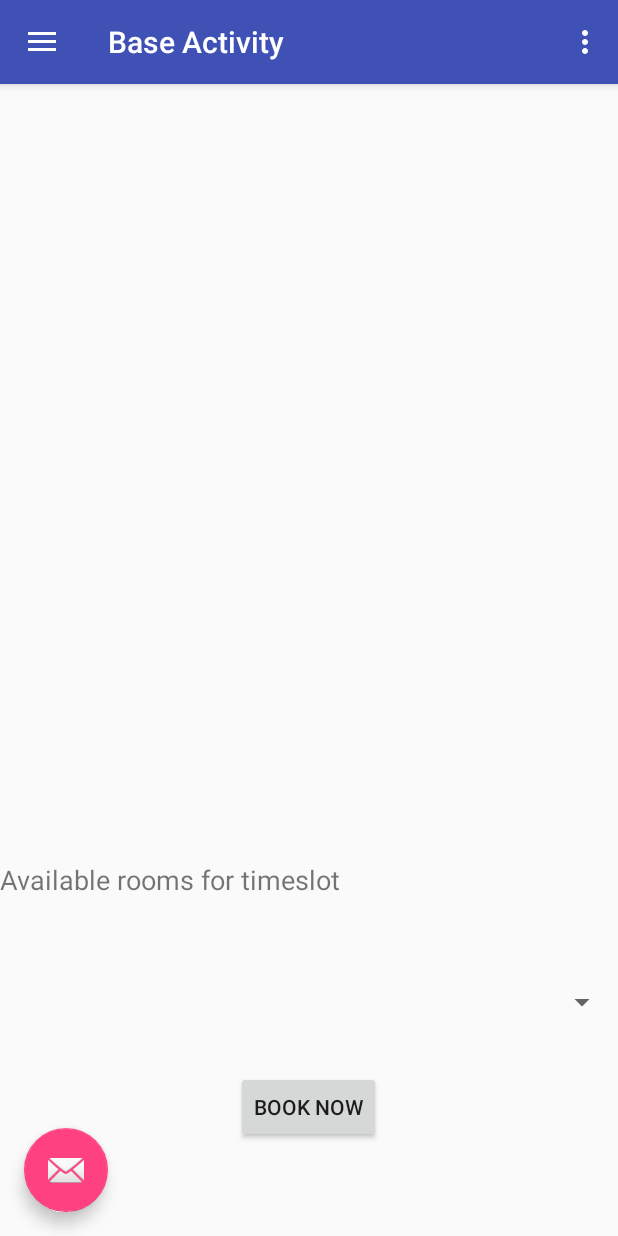
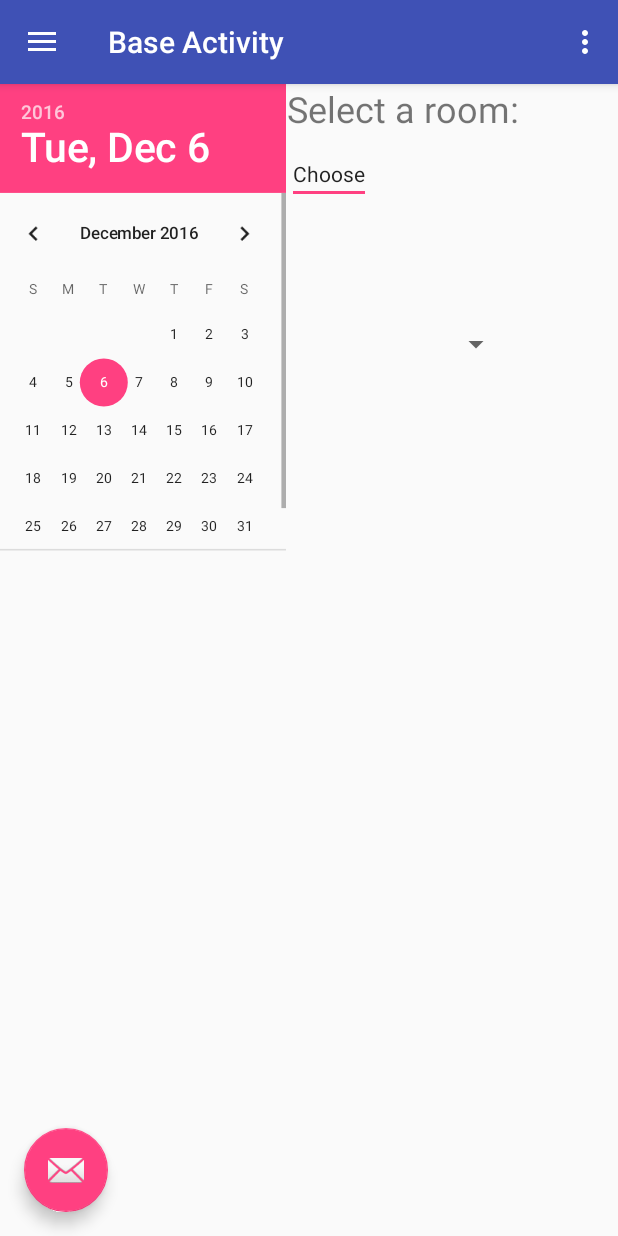
Before and after one commit to privatejw/SUTDBookingRooms, an Android app: the screen it shows after launch (BaseActivity), in the side drawer, after a tap on "Booking", on a phone screen of 412 x 824 dp. Run offline under Robolectric (Android 15) with nearby library versions, the light colour scheme and no system bars; our stand-ins replace Firebase (no records; nobody signed in at launch, a user with empty details on screens opened directly).

Commit message:
datepicker wip

```diff
--- a/app/build.gradle
+++ b/app/build.gradle
@@ -43,4 +43,5 @@ dependencies {
 }
 
 
+
 apply plugin: 'com.google.gms.google-services'
--- a/app/src/main/java/lol/wepekchek/istd/sutdbookingrooms/BaseActivity.java
+++ b/app/src/main/java/lol/wepekchek/istd/sutdbookingrooms/BaseActivity.java
@@ -24,6 +24,7 @@ import java.util.ArrayList;
 import lol.wepekchek.istd.sutdbookingrooms.Authentication.AuthenticationFragment;
 import lol.wepekchek.istd.sutdbookingrooms.Booking.BookingFragment;
 import lol.wepekchek.istd.sutdbookingrooms.Map.MapFragment;
+import lol.wepekchek.istd.sutdbookingrooms.RoomSearch.CalendarFragment;
 import lol.wepekchek.istd.sutdbookingrooms.RoomSearch.RoomSearchFragment;
 
 public class BaseActivity extends AppCompatActivity
@@ -105,7 +106,7 @@ public class BaseActivity extends AppCompatActivity
         if (id == R.id.f_map) {
             fragment = new MapFragment();
         } else if (id == R.id.f_booking) {
-            fragment = new BookingFragment();
+            fragment = new CalendarFragment();
         } else if (id == R.id.f_roomSearch) {
             fragment = new RoomSearchFragment();
         } else if (id == R.id.f_authentication) {
--- a/app/src/main/java/lol/wepekchek/istd/sutdbookingrooms/Booking/BookingFragment.java
+++ b/app/src/main/java/lol/wepekchek/istd/sutdbookingrooms/Booking/BookingFragment.java
@@ -3,6 +3,7 @@ package lol.wepekchek.istd.sutdbookingrooms.Booking;
 import android.content.Context;
 import android.net.Uri;
 import android.os.Bundle;
+import android.support.design.widget.Snackbar;
 import android.support.v4.app.Fragment;
 import android.view.LayoutInflater;
 import android.view.View;
@@ -162,12 +163,17 @@ public class BookingFragment extends Fragment {
     }
 
     public void book (View view){
+        if (spinner.getSelectedItem()==null){
+            Toast.makeText(getActivity(), "No room selected", Toast.LENGTH_SHORT).show();
+            return;
+        }
         int userID=8881234;
         String timing=this.timing.replace(" ","").replace("HRS","");
         Toast.makeText(getActivity(), timing, Toast.LENGTH_SHORT).show();
         mDatabase.child("Rooms").child(spinner.getSelectedItem().toString()).child(timing).child("BookerID").setValue(userID);
         mDatabase.child("Users").child(String.valueOf(userID)).child("Bookings").child(spinner.getSelectedItem().toString()+timing)
                 .setValue(UUID.randomUUID().toString().replace("-","").substring(0,20));
+        Toast.makeText(getActivity(), "Booking Successful", Toast.LENGTH_SHORT).show();
     }
 
 }
--- a/app/src/main/java/lol/wepekchek/istd/sutdbookingrooms/Map/MapFragment.java
+++ b/app/src/main/java/lol/wepekchek/istd/sutdbookingrooms/Map/MapFragment.java
@@ -16,6 +16,7 @@ import android.widget.Toast;
 import lol.wepekchek.istd.sutdbookingrooms.Booking.BookingFragment;
 import lol.wepekchek.istd.sutdbookingrooms.MapDatabase;
 import lol.wepekchek.istd.sutdbookingrooms.R;
+import lol.wepekchek.istd.sutdbookingrooms.RoomSearch.CalendarFragment;
 
 import com.google.android.gms.maps.CameraUpdateFactory;
 import com.google.android.gms.maps.GoogleMap;
@@ -212,7 +213,7 @@ public class MapFragment extends Fragment implements
                     public void onClick(DialogInterface dialog, int id) {
                         Toast.makeText(getContext(), loc, Toast.LENGTH_SHORT).show();
                         FragmentTransaction ft = getActivity().getSupportFragmentManager().beginTransaction();
-                        ft.replace(R.id.main_container, new BookingFragment());
+                        ft.replace(R.id.main_container, new CalendarFragment());
                         ft.commit();
                     }
                 })
--- /dev/null
+++ b/app/src/main/java/lol/wepekchek/istd/sutdbookingrooms/RoomSearch/CalendarFragment.java
@@ -0,0 +1,153 @@
+package lol.wepekchek.istd.sutdbookingrooms.RoomSearch;
+
+import android.content.Context;
+import android.net.Uri;
+import android.os.Bundle;
+import android.support.v4.app.Fragment;
+import android.view.LayoutInflater;
+import android.view.View;
+import android.view.ViewGroup;
+import android.widget.ArrayAdapter;
+import android.widget.AutoCompleteTextView;
+import android.widget.CalendarView;
+import android.widget.DatePicker;
+import android.widget.Spinner;
+import android.widget.Toast;
+
+import lol.wepekchek.istd.sutdbookingrooms.R;
+
+import com.google.android.gms.plus.PlusOneButton;
+import com.google.firebase.database.DatabaseError;
+
+import java.util.Date;
+
+import static lol.wepekchek.istd.sutdbookingrooms.R.id.spinner;
+
+/**
+ * A fragment with a Google +1 button.
+ * Activities that contain this fragment must implement the
+ * {@link CalendarFragment.OnFragmentInteractionListener} interface
+ * to handle interaction events.
+ * Use the {@link CalendarFragment#newInstance} factory method to
+ * create an instance of this fragment.
+ */
+public class CalendarFragment extends Fragment {
+    DatePicker.OnDateChangedListener listener;
+    // TODO: Rename parameter arguments, choose names that match
+    // the fragment initialization parameters, e.g. ARG_ITEM_NUMBER
+    private static final String ARG_PARAM1 = "param1";
+    private static final String ARG_PARAM2 = "param2";
+    private static final String[] rooms = new String[] {
+            "Think Tank 1", "Think Tank 2", "Think Tank 3"
+    };
+    private Spinner spinner;
+    // TODO: Rename and change types of parameters
+    private String mParam1;
+    private String mParam2;
+
+    private OnFragmentInteractionListener mListener;
+
+    public CalendarFragment() {
+        // Required empty public constructor
+    }
+
+    /**
+     * Use this factory method to create a new instance of
+     * this fragment using the provided parameters.
+     *
+     * @param param1 Parameter 1.
+     * @param param2 Parameter 2.
+     * @return A new instance of fragment CalendarFragment.
+     */
+    // TODO: Rename and change types and number of parameters
+    public static CalendarFragment newInstance(String param1, String param2) {
+        CalendarFragment fragment = new CalendarFragment();
+        Bundle args = new Bundle();
+        args.putString(ARG_PARAM1, param1);
+        args.putString(ARG_PARAM2, param2);
+        fragment.setArguments(args);
+        return fragment;
+    }
+
+    @Override
+    public void onCreate(Bundle savedInstanceState) {
+        super.onCreate(savedInstanceState);
+        if (getArguments() != null) {
+            mParam1 = getArguments().getString(ARG_PARAM1);
+            mParam2 = getArguments().getString(ARG_PARAM2);
+        }
+    }
+
+    @Override
+    public View onCreateView(LayoutInflater inflater, ViewGroup container,
+                             Bundle savedInstanceState) {
+        // Inflate the layout for this fragment
+        final View view = inflater.inflate(R.layout.fragment_calendar, container, false);
+        DatePicker dp =  (DatePicker)view.findViewById(R.id.datePicker2);
+        listener=new DatePicker.OnDateChangedListener() {
+            @Override
+            public void onDateChanged(DatePicker dp, int i, int i1, int i2) {
+                //Toast.makeText(getContext(), "triggered", Toast.LENGTH_SHORT).show();
+                System.out.println(i+" "+i1+" "+i2);
+                spinner = (Spinner) view.findViewById(R.id.spinner8);
+                ArrayAdapter<String> spinnerArrayAdapter = new ArrayAdapter<>(getActivity(),android.R.layout.simple_spinner_item, rooms);
+                spinnerArrayAdapter.setDropDownViewResource(android.R.layout.simple_spinner_dropdown_item); // The drop down view
+                spinner.setAdapter(spinnerArrayAdapter);
+            }
+        };
+        dp.init(dp.getYear(),dp.getMonth(),dp.getDayOfMonth(), listener);
+        ArrayAdapter<String> adapter = new ArrayAdapter<String>(getActivity(),
+                android.R.layout.simple_dropdown_item_1line, rooms);
+        AutoCompleteTextView textView = (AutoCompleteTextView)
+                view.findViewById(R.id.autoCompleteTextView);
+        textView.setAdapter(adapter);
+//        textView.setText("a");
+        return view;
+    }
+
+    @Override
+    public void onResume() {
+        super.onResume();
+
+    }
+
+    // TODO: Rename method, update argument and hook method into UI event
+    public void onButtonPressed(Uri uri) {
+        if (mListener != null) {
+            mListener.onFragmentInteraction(uri);
+        }
+    }
+
+//    @Override
+//    public void onAttach(Context context) {
+//        super.onAttach(context);
+//        if (context instanceof OnFragmentInteractionListener) {
+//            mListener = (OnFragmentInteractionListener) context;
+//        } else {
+//            throw new RuntimeException(context.toString()
+//                    + " must implement OnFragmentInteractionListener");
+//        }
+//    }
+
+    @Override
+    public void onDetach() {
+        super.onDetach();
+        mListener = null;
+    }
+
+    /**
+     * This interface must be implemented by activities that contain this
+     * fragment to allow an interaction in this fragment to be communicated
+     * to the activity and potentially other fragments contained in that
+     * activity.
+     * <p>
+     * See the Android Training lesson <a href=
+     * "http://developer.android.com/training/basics/fragments/communicating.html"
+     * >Communicating with Other Fragments</a> for more information.
+     */
+    public interface OnFragmentInteractionListener {
+        // TODO: Update argument type and name
+        void onFragmentInteraction(Uri uri);
+    }
+
+}
--- a/app/src/main/res/layout/fragment_booking.xml
+++ b/app/src/main/res/layout/fragment_booking.xml
@@ -14,7 +14,8 @@
         android:textSize="18sp"
         android:layout_marginBottom="36dp"
         android:layout_above="@+id/spinner6"
-        android:layout_alignParentStart="true" />
+        android:layout_alignParentStart="true"
+        android:textColor="?android:attr/textColorPrimary" />
 
     <Spinner
         android:layout_width="match_parent"
--- /dev/null
+++ b/app/src/main/res/layout/fragment_calendar.xml
@@ -0,0 +1,47 @@
+<RelativeLayout xmlns:android="http://schemas.android.com/apk/res/android"
+    xmlns:tools="http://schemas.android.com/tools"
+    android:layout_width="match_parent"
+    android:layout_height="match_parent"
+    tools:context="RoomSearch.CalendarFragment">
+
+
+    <DatePicker
+        android:layout_width="245dp"
+        android:layout_height="390dp"
+        android:id="@+id/datePicker2"
+        android:scaleX="0.8"
+        android:scaleY="0.8"
+        android:layout_marginLeft="-30dp"
+        android:layout_marginTop="-40dp" />
+
+    <AutoCompleteTextView
+        android:layout_width="wrap_content"
+        android:layout_height="wrap_content"
+        android:id="@+id/autoCompleteTextView"
+        android:layout_alignParentTop="true"
+        android:layout_alignParentStart="true"
+        android:layout_marginStart="191dp"
+        android:layout_marginTop="40dp"
+        android:dropDownWidth="match_parent"
+        android:text="Choose"
+        android:textSize="14sp" />
+
+    <TextView
+        android:text="Select a room:"
+        android:layout_width="wrap_content"
+        android:layout_height="wrap_content"
+        android:id="@+id/textView5"
+        android:textSize="24sp"
+        android:layout_alignStart="@+id/autoCompleteTextView"
+        android:layout_alignParentEnd="true"
+        android:layout_alignParentTop="true" />
+
+    <Spinner
+        android:layout_height="wrap_content"
+        android:layout_marginTop="81dp"
+        android:id="@+id/spinner8"
+        android:layout_below="@+id/autoCompleteTextView"
+        android:spinnerMode="dialog"
+        android:layout_alignStart="@+id/autoCompleteTextView"
+        android:layout_width="150dp" />
+</RelativeLayout>
```
Also changed, not shown: app/src/main/AndroidManifest.xml (+10 -9 lines), app/src/main/res/layout/fragment_room_search.xml (+14 -15 lines), app/src/main/res/drawable/pattern2.png (added).
